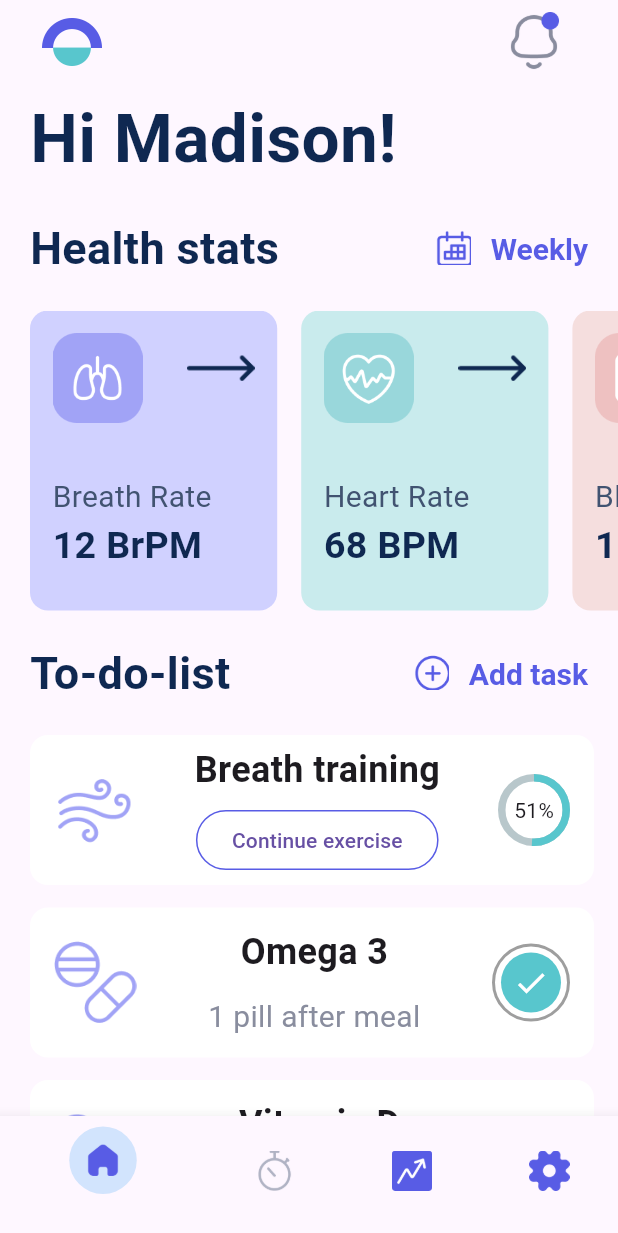
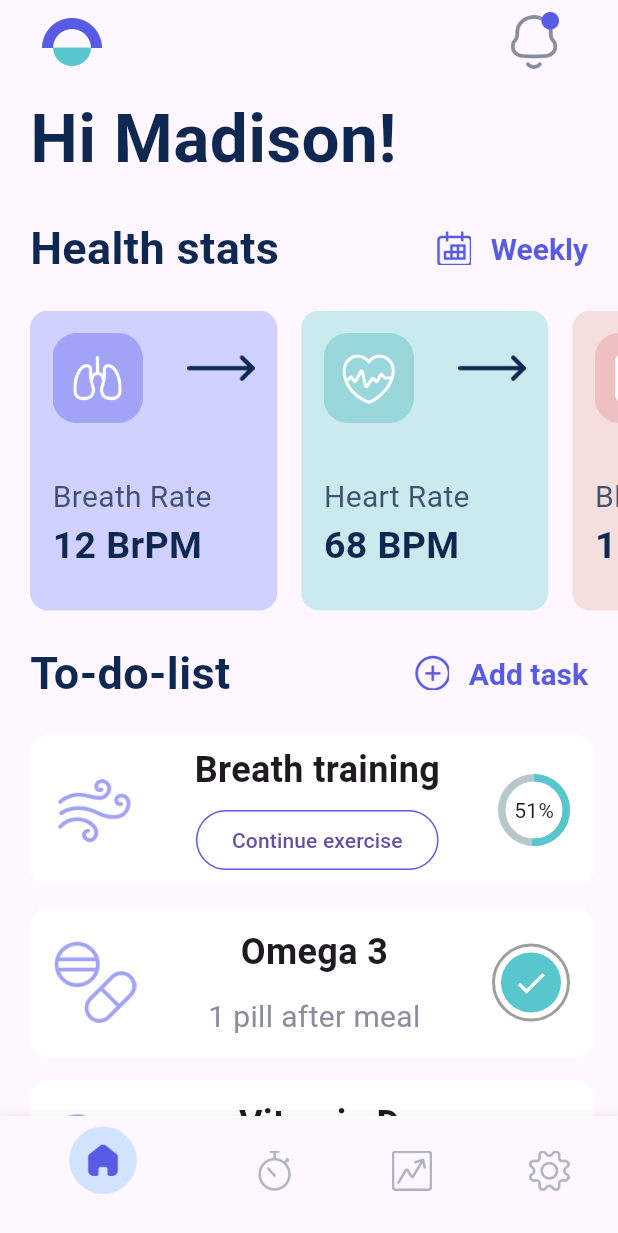
Before and after one commit to Alfraganus/one_look, a Flutter app: the screen it shows after launch, on a phone screen of 412 x 824 dp. Shown: the top 1233 px of the screen. Run offline on Flutter 3.47's test engine with Material 3 defaults, Android fonts, the phone set to English and light mode, and no system bars; drawn by our look-alikes of percent_indicator; our stand-ins replace get, hexcolor.

Commit message:
homepage ready

```diff
--- a/lib/BottomNavigationBar.dart
+++ b/lib/BottomNavigationBar.dart
@@ -49,7 +49,7 @@ Container buildCustomNavigationBar() {
             ),
             padding: EdgeInsets.all(10), // Adds space around the icon
             child: Image.asset(
-              'assets/images/menu activity.png',
+              'assets/images/menu activity_Active.png',
               width: 25, // Adjust the size as needed
               height: 25,
             ),
@@ -58,8 +58,8 @@ Container buildCustomNavigationBar() {
         BottomNavigationBarItem(
           icon: CustomBottomNavBarItem(
             imagePath: controller.bottomMenuIndex.value == 2
-                ? 'assets/images/menu progress.png'
-                : 'assets/images/menu progress_active.png',
+                ? 'assets/images/menu progress_active.png'
+                : 'assets/images/menu progress.png',
           ),
           label: '',
           activeIcon: Container(
@@ -69,7 +69,7 @@ Container buildCustomNavigationBar() {
             ),
             padding: EdgeInsets.all(10), // Adds space around the icon
             child: Image.asset(
-              'assets/images/menu progress.png',
+              'assets/images/menu progress_active.png',
               width: 25, // Adjust the size as needed
               height: 25,
             ),
@@ -78,8 +78,8 @@ Container buildCustomNavigationBar() {
         BottomNavigationBarItem(
           icon: CustomBottomNavBarItem(
             imagePath: controller.bottomMenuIndex.value == 3
-                ? 'assets/images/menu settings.png'
-                : 'assets/images/menu settings_Active.png',
+                ? 'assets/images/menu settings_Active.png'
+                : 'assets/images/menu settings.png',
           ),
           label: '',
           activeIcon: Container(
@@ -87,11 +87,11 @@ Container buildCustomNavigationBar() {
               color: Colors.blue.withOpacity(0.2), // Light blue background
               shape: BoxShape.circle,
             ),
-            padding: EdgeInsets.all(10), // Adds space around the icon
+            padding: EdgeInsets.all(5), // Adds space around the icon
             child: Image.asset(
-              'assets/images/menu settings.png',
-              width: 25, // Adjust the size as needed
-              height: 25,
+              'assets/images/menu settings_Active.png',
+              width: 27, // Adjust the size as needed
+              height: 27,
             ),
           ),
         ),
--- a/lib/pages/home/logic/HomeLogic.dart
+++ b/lib/pages/home/logic/HomeLogic.dart
@@ -8,4 +8,6 @@ class HomelogicController extends GetxController  {
     bottomMenuIndex.value = index; // Update using .value
     print(bottomMenuIndex.value);
   }
+
+
 }
--- a/lib/pages/home/main.dart
+++ b/lib/pages/home/main.dart
@@ -1,5 +1,8 @@
 import 'package:flutter/cupertino.dart';
 import 'package:flutter/material.dart';
+import 'package:get/get.dart';
+import 'package:get/get_core/src/get_main.dart';
+import 'package:get/get_state_manager/src/rx_flutter/rx_obx_widget.dart';
 import '../../Appbar.dart';
 import '../../BottomNavigationBar.dart';
 import '../../static.dart';
@@ -9,6 +12,7 @@ import 'StepGoal.dart';
 import 'ToDoList.dart';
 import 'BreathTraining.dart';
 import 'VidaminD.dart';
+import 'logic/HomeLogic.dart';
 import 'omega.dart';
 
 class HomeMain extends StatelessWidget {
@@ -16,11 +20,29 @@ class HomeMain extends StatelessWidget {
 
   @override
   Widget build(BuildContext context) {
-
+    final controller = Get.put(HomelogicController());
     return Scaffold(
       appBar: buildCustomAppBar(),
       bottomNavigationBar: buildCustomNavigationBar(),
-      body: SingleChildScrollView(
+        body: Obx(() => IndexedStack(
+          index: controller.bottomMenuIndex.value, // Use current index to switch views
+          children: [
+            CurrentPage(),           // The homepage (for the first icon)
+            ProgressPage(),
+            SettingsPage()
+          ],
+        )),
+    );
+  }
+
+}
+
+class CurrentPage extends StatelessWidget {
+  const CurrentPage({super.key});
+
+  @override
+  Widget build(BuildContext context) {
+    return SingleChildScrollView(
       child: Padding(
         padding:  EdgeInsets.only(left: 20),
         child: Column(
@@ -47,12 +69,24 @@ class HomeMain extends StatelessWidget {
             Vidamind(),
             SizedBox(height: 15 ),
             Stepgoal(),
-
           ],
-          ),
         ),
       ),
     );
   }
+}
 
+
+class ProgressPage extends StatelessWidget {
+  @override
+  Widget build(BuildContext context) {
+    return Center(child: Text("Progress Page"));
   }
+}
+
+class SettingsPage extends StatelessWidget {
+  @override
+  Widget build(BuildContext context) {
+    return Center(child: Text("Settings Page"));
+  }
+}
```
Lines whose indentation alone changed are shown as unchanged.
